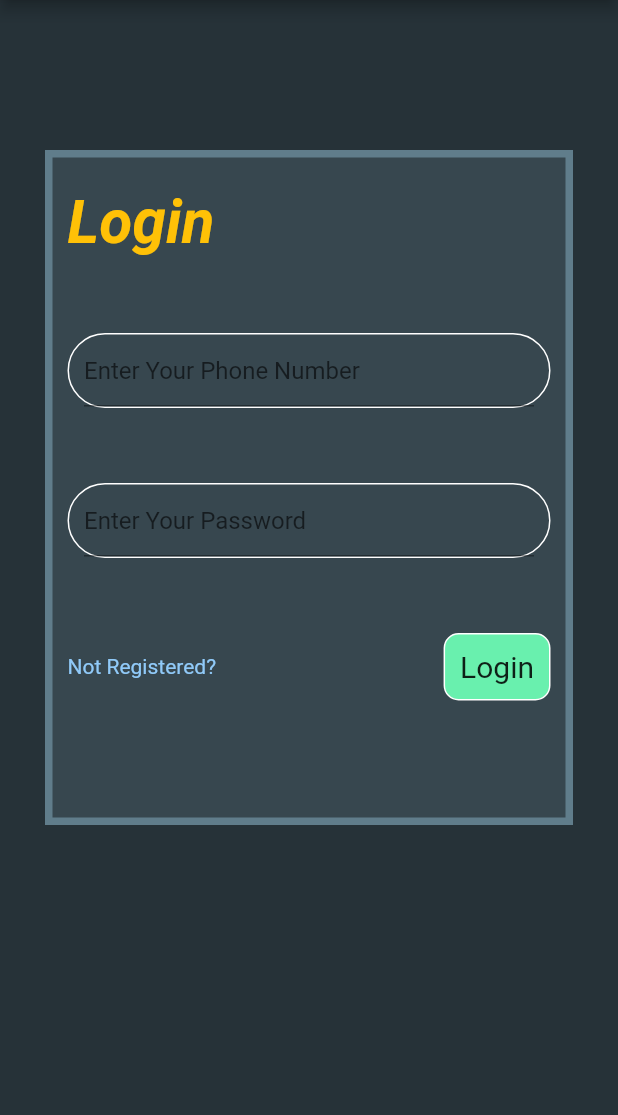
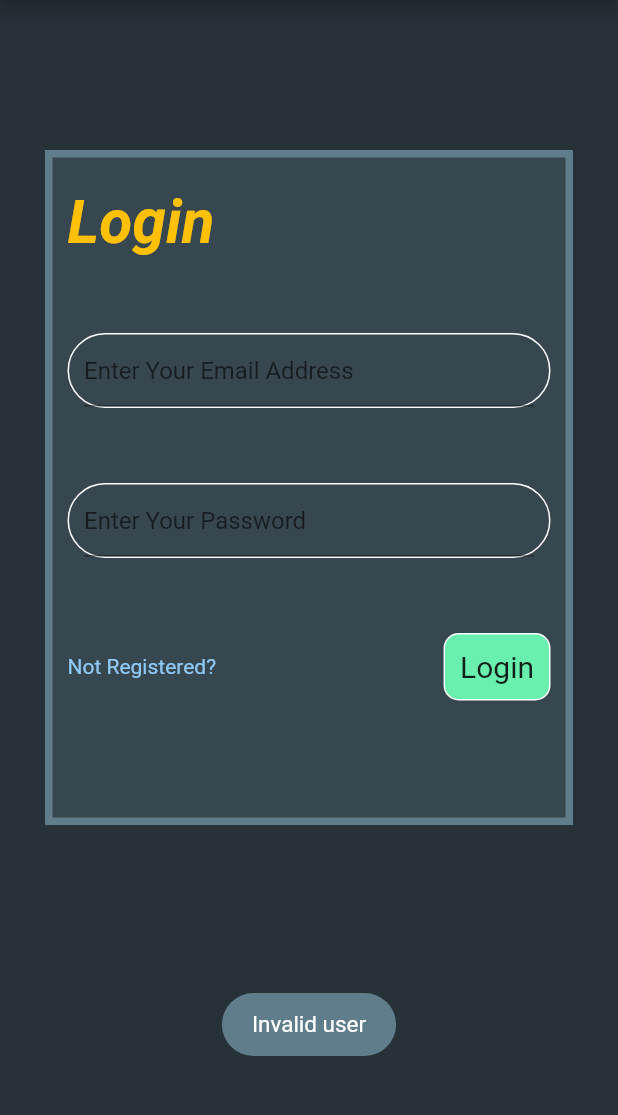
Before and after one commit to Ethical-coder/OneTimeChat, a Flutter app: the screen it shows after launch, after a tap on "Login", on a phone screen of 412 x 824 dp, the part 84-1199 px from its top. Run offline on Flutter 3.47's test engine with Material 2 defaults, Android fonts, the phone set to English and light mode, and no system bars; our stand-ins replace firebase_auth, firebase_core, firebase_database, toast; accounts and stored records are empty; network calls fail.

Commit message:
Completed intergrating app with fire base.

```diff
--- a/one_time_chat/lib/DataModels/messages.dart
+++ b/one_time_chat/lib/DataModels/messages.dart
@@ -1,6 +1,5 @@
 class MessageModel {
   String message;
-  String senderName;
-  String senderNumber;
-  MessageModel(this.senderName, this.senderNumber, this.message);
+  String senderEmail;
+  MessageModel(this.senderEmail, this.message);
 }
--- /dev/null
+++ b/one_time_chat/lib/Provider/services_data.dart
@@ -0,0 +1,107 @@
+import 'package:firebase_auth/firebase_auth.dart';
+import "package:firebase_database/firebase_database.dart";
+import '../DataModels/messages.dart';
+import '../DataModels/messages.dart';
+
+class Services {
+  late dynamic data_map;
+  late FirebaseAuth _auth;
+  late var _db;
+  late String email;
+  //data variable
+  late List<MessageModel> _data = [];
+  Services(context) {
+    this._auth = FirebaseAuth.instance;
+    this._db = FirebaseDatabase.instance.reference();
+  }
+  void reset() {
+    this._data = [];
+  }
+
+  //login with email and password
+  Future<int> login(String e, String p) async {
+    try {
+      var result =
+          await _auth.signInWithEmailAndPassword(email: e, password: p);
+
+      var user = result.user;
+      if (user == null) {
+        return 0;
+      }
+
+      this.email = e;
+      return 1;
+    } on FirebaseAuthException catch (e) {
+      return 0;
+    }
+  }
+
+  //register with email
+  Future<int> signup(String e, String p) async {
+    try {
+      var _ = await _auth.createUserWithEmailAndPassword(email: e, password: p);
+
+      this.email = e;
+      return 1;
+    } on FirebaseAuthException catch (e) {
+      return 0;
+    }
+  }
+
+  //add message to firebase realtime database
+  Future<void> send_msg(String rec, String msg) async {
+    try {
+      String receiver = "";
+      for (var i = 0; i < rec.length; i++) {
+        if (rec[i] == '@') break;
+        receiver = receiver + rec[i];
+      }
+      await _db
+          .child(receiver)
+          .push()
+          .set({"email": this.email, "message": msg});
+    } catch (e) {
+      print(e);
+    }
+  }
+
+  //fetch all the message in the database
+  Future<dynamic> fetch_data() async {
+    String e = "";
+    for (var i = 0; i < this.email.length; i++) {
+      if (this.email[i] == '@') break;
+      e = e + this.email[i];
+    }
+    try {
+      await _db.once().then((DataSnapshot ds) {
+        this.data_map = ds.value[e];
+      });
+      for (var i in this.data_map.keys) {
+        _data.add(MessageModel(
+            this.data_map[i]["email"], this.data_map[i]["message"]));
+      }
+    } catch (e) {
+      print(e);
+      print("error in fetching data");
+    }
+  }
+
+  // function to delete data after opening
+  Future<void> delete() async {
+    String e = "";
+    for (var i = 0; i < this.email.length; i++) {
+      if (this.email[i] == '@') break;
+      e = e + this.email[i];
+    }
+    try {
+      await _db.child(e).remove();
+    } catch (e) {
+      print(e);
+    }
+  }
+
+  //return captured data
+  List<MessageModel> get_data() {
+    return [..._data];
+  }
+}
--- a/one_time_chat/lib/main.dart
+++ b/one_time_chat/lib/main.dart
@@ -1,3 +1,4 @@
+import 'package:firebase_core/firebase_core.dart';
 import 'package:flutter/material.dart';
 import 'package:one_time_chat/screens/mainScreen.dart';
 import 'package:provider/provider.dart';
@@ -6,8 +7,11 @@ import './screens/signup.dart';
 import './screens/mainScreen.dart';
 import './screens/contactScreen.dart';
 import './Provider/info_data_provider.dart';
+import './Provider/services_data.dart';
 
-void main() {
+Future<void> main() async {
+  WidgetsFlutterBinding.ensureInitialized();
+  await Firebase.initializeApp();
   runApp(MyApp());
 }
 
@@ -15,8 +19,13 @@ class MyApp extends StatelessWidget {
   // This widget is the root of your application.
   @override
   Widget build(BuildContext context) {
-    return ChangeNotifierProvider(
-      create: (ctx) => Info(),
+    return MultiProvider(
+      providers: [
+        Provider<Info>(
+          create: (ctx) => Info(),
+        ),
+        Provider<Services>(create: (ctx) => Services(context))
+      ],
       child: MaterialApp(
         theme: ThemeData(
           primarySwatch: Colors.blue,
--- a/one_time_chat/lib/screens/message.dart
+++ b/one_time_chat/lib/screens/message.dart
@@ -1,29 +1,41 @@
 import 'package:flutter/material.dart';
 import 'package:provider/provider.dart';
-import 'package:http/http.dart' as http;
-import '../Provider/info_data_provider.dart';
-import 'dart:convert' as convert;
+// ignore: import_of_legacy_library_into_null_safe
+import 'package:toast/toast.dart';
+//import 'package:http/http.dart' as http;
+//import '../Provider/info_data_provider.dart';
+//import 'dart:convert' as convert;
+import 'package:one_time_chat/Provider/services_data.dart';
 
 class Message extends StatelessWidget {
   @override
   Widget build(BuildContext context) {
-    TextEditingController number = TextEditingController();
+    TextEditingController email = TextEditingController();
     TextEditingController message = TextEditingController();
-    var ref = Provider.of<Info>(context);
+    //var ref = Provider.of<Info>(context);
+    var _db = Provider.of<Services>(context);
+    Future<void> sendMessage() async {
+      if (message.text.length == 0) {
+        Toast.show("No message to send", context,
+            duration: Toast.LENGTH_LONG,
+            gravity: Toast.BOTTOM,
+            backgroundColor: Colors.blueGrey);
+      } else if (email.text.length == 0) {
+        Toast.show("Enter the Email", context,
+            duration: Toast.LENGTH_LONG,
+            gravity: Toast.BOTTOM,
+            backgroundColor: Colors.blueGrey);
+      } else {
+        await _db.send_msg(email.text, message.text);
+        email.text = "";
+        message.text = "";
+        Toast.show("Message Sent", context,
+            duration: Toast.LENGTH_LONG,
+            gravity: Toast.BOTTOM,
+            backgroundColor: Colors.blueGrey);
+      }
 
-    void sendMessage() async {
-      var url = Uri.http(ref.url, "/send_msg", {'q': '{http}'});
-      var response = await http.post(url, body: {
-        "sender": ref.number,
-        "receiver": number.text,
-        "message": message.text
-      });
-      var resBody = convert.jsonDecode(response.body);
-      if (resBody['status'] == "success") {
-        print("success");
-      } else {
-        print("failed");
-      }
+      print("sending mesage");
     }
 
     return Container(
@@ -54,9 +66,9 @@ class Message extends StatelessWidget {
                     border: Border.all(color: Colors.blueGrey.shade600),
                     borderRadius: BorderRadius.circular(10)),
                 child: TextField(
-                  controller: number,
+                  controller: email,
                   decoration: InputDecoration(
-                      hintText: "Enter Phone Number",
+                      hintText: "Enter Receiver Email",
                       hintStyle: TextStyle(color: Colors.blueGrey.shade600)),
                   style: TextStyle(color: Colors.white),
                 ),
--- a/one_time_chat/lib/widgets/cardWidget.dart
+++ b/one_time_chat/lib/widgets/cardWidget.dart
@@ -1,16 +1,15 @@
 import 'package:flutter/material.dart';
 
 class CardWidget extends StatelessWidget {
-  String name;
-  String phone;
+  String email;
   String count;
   List msg;
-  CardWidget(this.name, this.phone, this.count, this.msg);
+  CardWidget(this.email, this.count, this.msg);
   @override
   Widget build(BuildContext context) {
     return InkWell(
       onTap: () => Navigator.pushNamed(context, "/contact",
-          arguments: {"name": this.name, "num": this.phone, 'msg': this.msg}),
+          arguments: {"email": this.email, 'msg': this.msg}),
       child: Container(
         width: double.infinity,
         margin: EdgeInsets.all(15),
@@ -33,12 +32,12 @@ class CardWidget extends StatelessWidget {
               child: Column(
                 children: [
                   Text(
-                    this.name,
+                    this.email,
                     textAlign: TextAlign.left,
                     style: TextStyle(fontSize: 20, color: Colors.greenAccent),
                   ),
                   Text(
-                    this.phone,
+                    "Sender",
                     style: TextStyle(fontSize: 20, color: Colors.greenAccent),
                   ),
                 ],
--- a/one_time_chat/lib/widgets/loginWidget.dart
+++ b/one_time_chat/lib/widgets/loginWidget.dart
@@ -1,47 +1,49 @@
 import 'package:flutter/material.dart';
-import 'package:http/http.dart' as http;
+//import 'package:http/http.dart' as http;
 import 'package:one_time_chat/DataModels/messages.dart';
+import 'package:one_time_chat/Provider/services_data.dart';
 import 'package:provider/provider.dart';
 import '../Provider/info_data_provider.dart';
 import 'dart:convert' as convert;
+import "package:toast/toast.dart";
 
 class LoginWidget extends StatelessWidget {
+  //var _auth = Auth();
+  Future<void> process(ref, ser) async {
+    await ser.fetch_data();
+    await ref.setData(ser.get_data());
+    await ref.seperateMsg();
+  }
+
   @override
   Widget build(BuildContext context) {
-    TextEditingController number = TextEditingController();
+    TextEditingController email = TextEditingController();
     TextEditingController password = TextEditingController();
     var ref = Provider.of<Info>(context);
+    var _auth = Provider.of<Services>(context);
 
+    //function used for logging into the account
     void loginClicked() async {
-      var url = Uri.http(ref.url, "/login", {'q': '{http}'});
-      var response = await http.post(url,
-          body: {"phone_number": number.text, "password": password.text});
-      var resBody = convert.jsonDecode(response.body);
-      if (resBody['status'] == 'success') {
-        ref.setUser(number.text);
+      //int q = await _auth.login(email.text, password.text);
+      int q = await _auth.login(email.text, password.text);
+      print("result");
+      print(q);
+      if (q == 1) {
+        ref.reset();
+        _auth.reset();
+        await process(ref, _auth);
+
         Navigator.pushNamed(context, "/mainPage");
+        await _auth.delete();
+        Toast.show("logged in", context,
+            duration: Toast.LENGTH_LONG,
+            gravity: Toast.BOTTOM,
+            backgroundColor: Colors.blueGrey);
       } else {
-        print("Unsuccessful login");
-      }
-
-      var geturl = Uri.http(
-          ref.url, "/get_msg?receiver=" + number.text, {'q': '{http}'});
-      var getresp = await http.get(geturl);
-      var data = convert.jsonDecode(getresp.body);
-      if (data['status' == "success"]) {
-        List<MessageModel> model = [];
-        for (var i = 0; i < data['msg'].length; i++) {
-          MessageModel obj = MessageModel(data['msg'][i]['name'],
-              data['msg'][i]['sender'], data['msg'][i]['message']);
-          model.add(obj);
-        }
-        ref.setData(model);
-        ref.seperateMsg();
-
-        var delurl = Uri.http(ref.url, "/conv_end?receiver=" + ref.number);
-        var _ = await http.get(delurl);
-      } else {
-        print("failed");
+        Toast.show("Invalid user", context,
+            duration: Toast.LENGTH_LONG,
+            gravity: Toast.BOTTOM,
+            backgroundColor: Colors.blueGrey);
       }
     }
 
@@ -75,9 +77,9 @@ class LoginWidget extends StatelessWidget {
                   border: Border.all(color: Colors.white),
                   borderRadius: BorderRadius.circular(25)),
               child: TextField(
-                controller: number,
+                controller: email,
                 decoration: InputDecoration(
-                    hintText: "Enter Your Phone Number",
+                    hintText: "Enter Your Email Address",
                     hoverColor: Colors.white),
                 style: TextStyle(color: Colors.white),
               ),
--- a/one_time_chat/lib/widgets/signupWidget.dart
+++ b/one_time_chat/lib/widgets/signupWidget.dart
@@ -1,8 +1,10 @@
 import 'package:flutter/material.dart';
 import 'package:one_time_chat/Provider/info_data_provider.dart';
 import 'package:provider/provider.dart';
-import 'package:http/http.dart' as http;
+import 'package:one_time_chat/Provider/services_data.dart';
+//import 'package:http/http.dart' as http;
 import 'dart:convert' as convert;
+import 'package:toast/toast.dart';
 
 class SignupWidget extends StatelessWidget {
   void navigateToLogin(ctx) {
@@ -11,23 +13,25 @@ class SignupWidget extends StatelessWidget {
 
   @override
   Widget build(BuildContext context) {
-    TextEditingController number = TextEditingController();
+    final _auth = Provider.of<Services>(context);
+    TextEditingController email = TextEditingController();
     TextEditingController password = TextEditingController();
     TextEditingController name = TextEditingController();
     var ref = Provider.of<Info>(context);
 
-    void signupClicked() async {
-      var url = Uri.http(ref.url, "/signup", {'q': '{http}'});
-      var response = await http.post(url, body: {
-        "phone_number": number.text,
-        "password": password.text,
-        "name": name.text
-      });
-      var resBody = convert.jsonDecode(response.body);
-      if (resBody['status'] == 'success') {
-        Navigator.pop(context);
+    Future<void> signupClicked(ctx) async {
+      var x = await _auth.signup(email.text, password.text);
+      if (x == 1) {
+        Toast.show("User Created", context,
+            duration: Toast.LENGTH_LONG,
+            gravity: Toast.BOTTOM,
+            backgroundColor: Colors.blueGrey);
+        Navigator.pop(ctx);
       } else {
-        print('unsuccessful signup');
+        Toast.show("Invalid Credentials", context,
+            duration: Toast.LENGTH_LONG,
+            gravity: Toast.BOTTOM,
+            backgroundColor: Colors.blueGrey);
       }
     }
 
@@ -61,9 +65,9 @@ class SignupWidget extends StatelessWidget {
                   border: Border.all(color: Colors.white),
                   borderRadius: BorderRadius.circular(25)),
               child: TextField(
-                controller: number,
+                controller: email,
                 decoration: InputDecoration(
-                    hintText: "Enter Your Phone Number",
+                    hintText: "Enter Your Email Address",
                     hoverColor: Colors.white),
                 style: TextStyle(color: Colors.white),
               ),
@@ -111,7 +115,7 @@ class SignupWidget extends StatelessWidget {
                           borderRadius: BorderRadius.circular(10),
                           color: Colors.greenAccent),
                       child: InkWell(
-                        onTap: () => signupClicked(),
+                        onTap: () => signupClicked(context),
                         child: Text(
                           "Sign in",
                           style: TextStyle(fontSize: 20),
--- a/one_time_chat/pubspec.yaml
+++ b/one_time_chat/pubspec.yaml
@@ -24,7 +24,10 @@ dependencies:
   flutter:
     sdk: flutter
   provider: ^5.0.0
-  http: ^0.13.3
+  firebase_auth: ^3.1.0
+  firebase_core: ^1.6.0
+  firebase_database: ^7.2.1
+  toast: ^0.1.5
 
 
   # The following adds the Cupertino Icons font to your application.
```
Also changed, not shown: one_time_chat/lib/Provider/info_data_provider.dart (+19 -43 lines), one_time_chat/lib/screens/contactScreen.dart (+17 -16 lines), one_time_chat/lib/widgets/chatWidget.dart (+8 -4 lines), one_time_chat/pubspec.lock, 3 other files.
